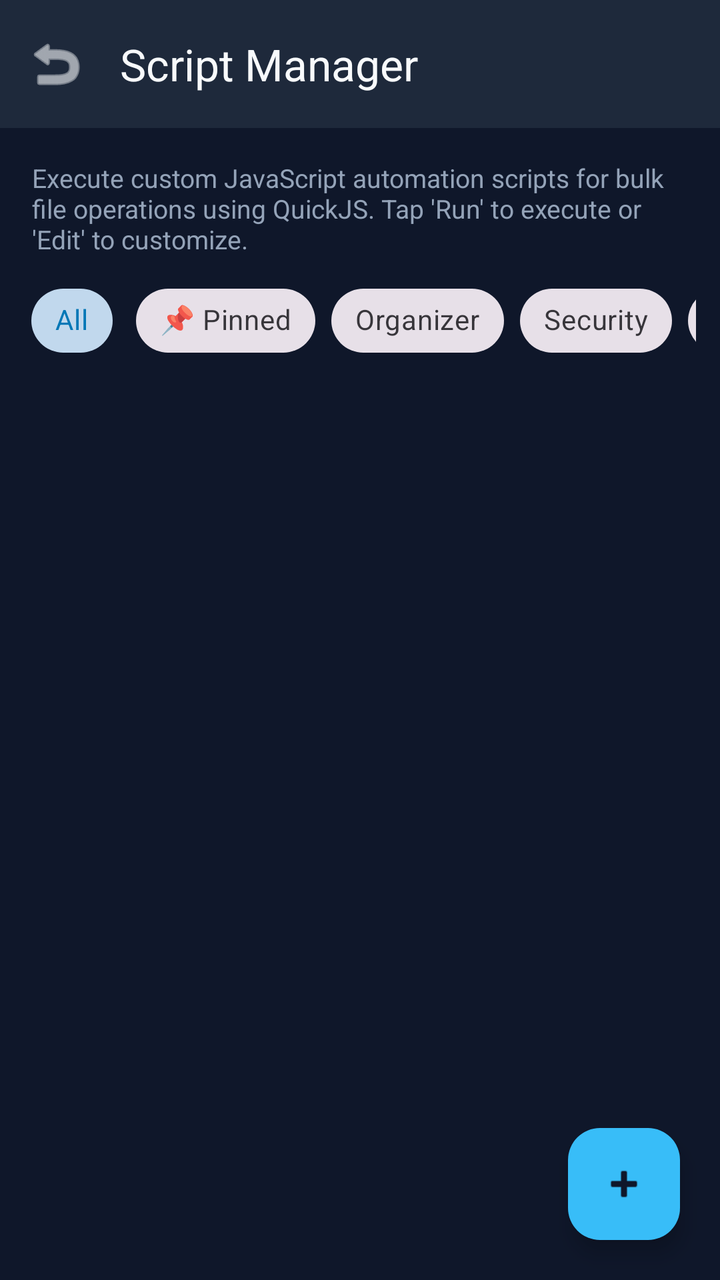
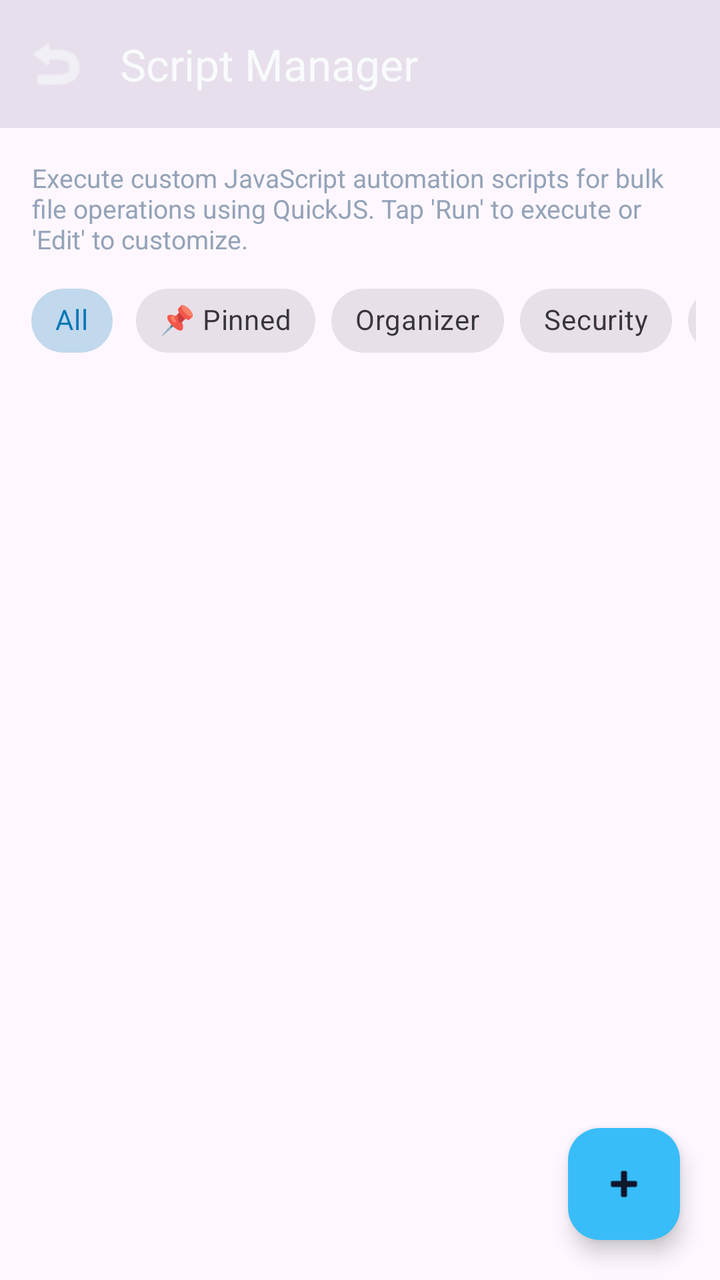

Before-and-after screenshots of an Android layout around one commit, followed by the original layout XML and the change that was made.
<!-- AndroidManifest.xml: application theme Theme.PolymathFileSystem -->
<!-- res/layout/activity_script_manager.xml -->
<?xml version="1.0" encoding="utf-8"?>
<androidx.coordinatorlayout.widget.CoordinatorLayout 
    xmlns:android="http://schemas.android.com/apk/res/android"
    xmlns:app="http://schemas.android.com/apk/res-auto"
    android:layout_width="match_parent"
    android:layout_height="match_parent"
    android:background="#0F172A">

    <com.google.android.material.appbar.AppBarLayout
        android:layout_width="match_parent"
        android:layout_height="wrap_content"
        android:background="#1E293B">

        <com.google.android.material.appbar.MaterialToolbar
            android:id="@+id/toolbar"
            android:layout_width="match_parent"
            android:layout_height="?attr/actionBarSize"
            app:title="@string/script_manager_title"
            app:titleTextColor="#F8FAFC"
            app:navigationIcon="@android:drawable/ic_menu_revert"
            app:navigationIconTint="#F8FAFC" />

    </com.google.android.material.appbar.AppBarLayout>

    <androidx.constraintlayout.widget.ConstraintLayout
        android:layout_width="match_parent"
        android:layout_height="match_parent"
        app:layout_behavior="@string/appbar_scrolling_view_behavior">

        <TextView
            android:id="@+id/tv_header_desc"
            android:layout_width="0dp"
            android:layout_height="wrap_content"
            android:layout_marginStart="16dp"
            android:layout_marginTop="16dp"
            android:layout_marginEnd="16dp"
            android:text="Execute custom JavaScript automation scripts for bulk file operations using QuickJS. Tap 'Run' to execute or 'Edit' to customize."
            android:textColor="#94A3B8"
            android:textSize="13sp"
            app:layout_constraintEnd_toEndOf="parent"
            app:layout_constraintStart_toStartOf="parent"
            app:layout_constraintTop_toTopOf="parent" />

        <HorizontalScrollView
            android:id="@+id/chip_scroll"
            android:layout_width="0dp"
            android:layout_height="wrap_content"
            android:layout_marginTop="8dp"
            android:paddingStart="12dp"
            android:paddingEnd="12dp"
            android:scrollbars="none"
            app:layout_constraintEnd_toEndOf="parent"
            app:layout_constraintStart_toStartOf="parent"
            app:layout_constraintTop_toBottomOf="@id/tv_header_desc">

            <com.google.android.material.chip.ChipGroup
                android:id="@+id/chip_group_categories"
                android:layout_width="wrap_content"
                android:layout_height="wrap_content"
                app:singleSelection="true">

                <com.google.android.material.chip.Chip
                    android:id="@+id/chip_all"
                    style="@style/Widget.MaterialComponents.Chip.Choice"
                    android:layout_width="wrap_content"
                    android:layout_height="wrap_content"
                    android:checked="true"
                    android:text="All" />

                <com.google.android.material.chip.Chip
                    android:id="@+id/chip_pinned"
                    style="@style/Widget.MaterialComponents.Chip.Choice"
                    android:layout_width="wrap_content"
                    android:layout_height="wrap_content"
                    android:text="📌 Pinned" />

                <com.google.android.material.chip.Chip
                    android:id="@+id/chip_organizer"
                    style="@style/Widget.MaterialComponents.Chip.Choice"
                    android:layout_width="wrap_content"
                    android:layout_height="wrap_content"
                    android:text="Organizer" />

                <com.google.android.material.chip.Chip
                    android:id="@+id/chip_security"
                    style="@style/Widget.MaterialComponents.Chip.Choice"
                    android:layout_width="wrap_content"
                    android:layout_height="wrap_content"
                    android:text="Security" />

                <com.google.android.material.chip.Chip
                    android:id="@+id/chip_themes"
                    style="@style/Widget.MaterialComponents.Chip.Choice"
                    android:layout_width="wrap_content"
                    android:layout_height="wrap_content"
                    android:text="Themes" />

                <com.google.android.material.chip.Chip
                    android:id="@+id/chip_network"
                    style="@style/Widget.MaterialComponents.Chip.Choice"
                    android:layout_width="wrap_content"
                    android:layout_height="wrap_content"
                    android:text="Network" />

                <com.google.android.material.chip.Chip
                    android:id="@+id/chip_utils"
                    style="@style/Widget.MaterialComponents.Chip.Choice"
                    android:layout_width="wrap_content"
                    android:layout_height="wrap_content"
                    android:text="Utils" />

                <com.google.android.material.chip.Chip
                    android:id="@+id/chip_core"
                    style="@style/Widget.MaterialComponents.Chip.Choice"
                    android:layout_width="wrap_content"
                    android:layout_height="wrap_content"
                    android:text="Core" />

                <com.google.android.material.chip.Chip
                    android:id="@+id/chip_analytics"
                    style="@style/Widget.MaterialComponents.Chip.Choice"
                    android:layout_width="wrap_content"
                    android:layout_height="wrap_content"
                    android:text="Analytics" />

                <com.google.android.material.chip.Chip
                    android:id="@+id/chip_os_runtime"
                    style="@style/Widget.MaterialComponents.Chip.Choice"
                    android:layout_width="wrap_content"
                    android:layout_height="wrap_content"
                    android:text="⚡ OS Runtime" />

            </com.google.android.material.chip.ChipGroup>
        </HorizontalScrollView>

        <androidx.recyclerview.widget.RecyclerView
            android:id="@+id/recyclerView"
            android:layout_width="0dp"
            android:layout_height="0dp"
            android:layout_marginTop="8dp"
            android:clipToPadding="false"
            android:padding="8dp"
            app:layout_constraintBottom_toBottomOf="parent"
            app:layout_constraintEnd_toEndOf="parent"
            app:layout_constraintStart_toStartOf="parent"
            app:layout_constraintTop_toBottomOf="@id/chip_scroll" />

        <TextView
            android:id="@+id/tv_empty"
            android:layout_width="wrap_content"
            android:layout_height="wrap_content"
            android:gravity="center"
            android:text="No JavaScript files found.\nTap '+' to create a new script."
            android:textColor="#64748B"
            android:textSize="15sp"
            android:visibility="gone"
            app:layout_constraintBottom_toBottomOf="parent"
            app:layout_constraintEnd_toEndOf="parent"
            app:layout_constraintStart_toStartOf="parent"
            app:layout_constraintTop_toTopOf="parent" />

    </androidx.constraintlayout.widget.ConstraintLayout>

    <com.google.android.material.floatingactionbutton.FloatingActionButton
        android:id="@+id/fabNewScript"
        android:layout_width="wrap_content"
        android:layout_height="wrap_content"
        android:layout_gravity="bottom|end"
        android:layout_margin="20dp"
        android:contentDescription="Create New Script"
        app:backgroundTint="#38BDF8"
        app:tint="#0F172A"
        app:srcCompat="@android:drawable/ic_input_add" />

</androidx.coordinatorlayout.widget.CoordinatorLayout>
<!-- resources referenced by this layout -->
<resources>
  <string name="script_manager_title">Script Manager</string>
  <style name="Theme.PolymathFileSystem" parent="Theme.Material3.DayNight.NoActionBar">
          <item name="colorPrimary">@color/ocean_primary</item>
          <item name="colorPrimaryDark">@color/ocean_primary_dark</item>
          <item name="colorAccent">@color/ocean_accent</item>
          <item name="android:windowBackground">@drawable/bg_fluid_gradient</item>
      </style>
  <color name="ocean_primary">#0077B6</color>
  <color name="ocean_primary_dark">#03045E</color>
  <color name="ocean_accent">#00B4D8</color>
  <!-- drawable bg_fluid_gradient (drawable) -->
  <?xml version="1.0" encoding="utf-8"?>
  <shape xmlns:android="http://schemas.android.com/apk/res/android"
      android:shape="rectangle">
      <gradient
          android:angle="135"
          android:startColor="#1e293b"
          android:centerColor="#0f172a"
          android:endColor="#080e1a"
          android:type="linear" />
  </shape>
</resources>

<!-- the commit's change to res/layout/activity_script_manager.xml (unified diff, before → after) -->
@@ -4,12 +4,12 @@
     xmlns:app="http://schemas.android.com/apk/res-auto"
     android:layout_width="match_parent"
     android:layout_height="match_parent"
-    android:background="#0F172A">
+    android:background="?attr/colorSurface">
 
     <com.google.android.material.appbar.AppBarLayout
         android:layout_width="match_parent"
         android:layout_height="wrap_content"
-        android:background="#1E293B">
+        android:background="?attr/colorSurfaceVariant">
 
         <com.google.android.material.appbar.MaterialToolbar
             android:id="@+id/toolbar"
